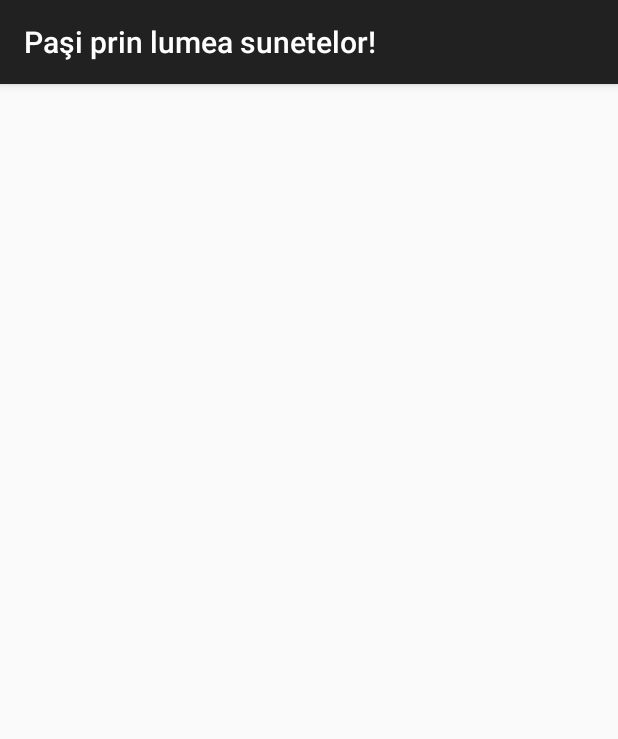
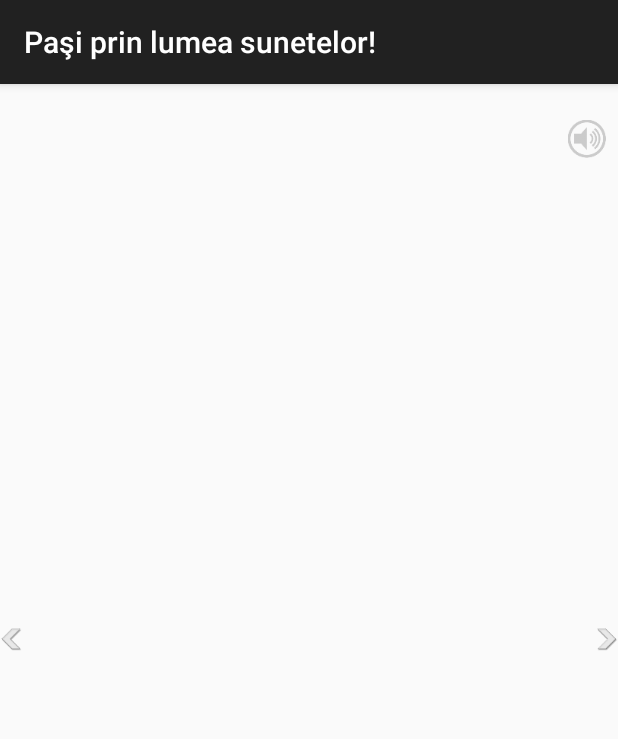
Before and after one commit to robapaul88/logoped, an Android app: the fragment WordImageFragment shown on its own in the app's theme, on a phone screen of 412 x 824 dp. Shown: the top 739 px of the screen. Run offline under Robolectric (Android 15) with nearby library versions, the phone set to English and light mode, and no system bars; 1 statement that could not run was skipped.

Commit message:
Rezolvat toate problemele din versiunea 1

```diff
--- a/app/src/main/java/com/android/logoped/WordImageFragment.java
+++ b/app/src/main/java/com/android/logoped/WordImageFragment.java
@@ -1,5 +1,6 @@
 package com.android.logoped;
 
+import android.app.Activity;
 import android.graphics.Bitmap;
 import android.graphics.drawable.BitmapDrawable;
 import android.graphics.drawable.Drawable;
@@ -25,6 +26,12 @@ import com.android.logoped.utils.ImageUtils;
  */
 public class WordImageFragment extends Fragment implements View.OnClickListener {
 
+    public interface OnArrowPressListener {
+        public void onLeftArrowPressed();
+
+        public void onRightArrowPressed();
+    }
+
     private static final String EXTRA_WORD_TO_DISPLAY = "EXTRA_WORD_TO_DISPLAY";
     private static final String TAG = WordImageFragment.class.getSimpleName();
 
@@ -32,6 +39,7 @@ public class WordImageFragment extends Fragment implements View.OnClickListener
     private TextView mTextView;
     private Word mDisplayedWord;
     private BitmapWorkerTask mBitmapTask;
+    private OnArrowPressListener mListener;
 
     public static WordImageFragment newInstance(Word word) {
         WordImageFragment fragment = new WordImageFragment();
@@ -42,6 +50,12 @@ public class WordImageFragment extends Fragment implements View.OnClickListener
     }
 
     public WordImageFragment() {
+    }
+
+    @Override
+    public void onAttach(Activity activity) {
+        super.onAttach(activity);
+        mListener = (OnArrowPressListener) activity;
     }
 
     @Override
@@ -67,7 +81,9 @@ public class WordImageFragment extends Fragment implements View.OnClickListener
                 mTextView.setText(Html.fromHtml(wordName));
             }
         }
-        mImageView.setOnClickListener(this);
+        rootView.findViewById(R.id.main_frame).setOnClickListener(this);
+        rootView.findViewById(R.id.arrow_left).setOnClickListener(this);
+        rootView.findViewById(R.id.arrow_right).setOnClickListener(this);
         return rootView;
     }
 
@@ -86,11 +102,10 @@ public class WordImageFragment extends Fragment implements View.OnClickListener
 
     @Override
     public void onClick(View v) {
-        if (v.getId() == R.id.imv_image) {
-            Log.d(TAG, "Playing sound:" + mDisplayedWord.getAudioName());
+        switch (v.getId()) {
+            case R.id.main_frame:
                 int soundId = AudioUtils.getRawResIdByName(getActivity(), mDisplayedWord.getAudioName());
                 if (soundId != 0) {
-                Log.d(TAG, "Actually playing sound!");
                     final MediaPlayer mp = MediaPlayer.create(getActivity(), soundId);
                     mp.setOnCompletionListener(new MediaPlayer.OnCompletionListener() {
                         @Override
@@ -101,6 +116,13 @@ public class WordImageFragment extends Fragment implements View.OnClickListener
                     });
                     mp.start();
                 }
+                break;
+            case R.id.arrow_left:
+                mListener.onLeftArrowPressed();
+                break;
+            case R.id.arrow_right:
+                mListener.onRightArrowPressed();
+                break;
         }
     }
 }
--- a/app/src/main/res/layout/activity_main.xml
+++ b/app/src/main/res/layout/activity_main.xml
@@ -24,12 +24,14 @@
             android:layout_marginRight="5dp"
             android:scaleType="centerInside"
             android:layout_weight="0.5"
+            android:soundEffectsEnabled="false"
             android:src="@drawable/wrong" />
 
         <ImageButton
             android:id="@+id/btn_right"
             android:layout_width="0dp"
             android:layout_height="50dp"
+            android:soundEffectsEnabled="false"
             android:layout_marginLeft="5dp"
             android:src="@drawable/right"
             android:scaleType="centerInside"
--- a/app/src/main/res/layout/fragment_main.xml
+++ b/app/src/main/res/layout/fragment_main.xml
@@ -3,19 +3,54 @@
     android:layout_width="match_parent"
     android:layout_height="match_parent"
     android:paddingBottom="@dimen/activity_vertical_margin"
-    android:paddingLeft="@dimen/activity_horizontal_margin"
-    android:paddingRight="@dimen/activity_horizontal_margin"
     android:paddingTop="@dimen/activity_vertical_margin"
     android:orientation="vertical"
     android:gravity="center_horizontal"
     tools:context=".MainActivity$PlaceholderFragment">
 
-    <ImageView
-        android:id="@+id/imv_image"
+    <FrameLayout
+        android:id="@+id/main_frame"
         android:layout_width="match_parent"
         android:layout_height="0dp"
-        android:layout_weight="1"
-        android:contentDescription="@null" />
+        android:layout_weight="1">
+
+        <ImageView
+            android:id="@+id/imv_image"
+            android:layout_width="match_parent"
+            android:layout_height="match_parent"
+            android:padding="@dimen/activity_vertical_margin"
+            android:contentDescription="@null" />
+
+        <ImageView
+            android:layout_width="wrap_content"
+            android:layout_height="wrap_content"
+            android:padding="@dimen/normal_padding"
+            android:layout_gravity="top|right"
+            android:src="@drawable/sf_icon"
+            android:contentDescription="@null" />
+
+        <ImageView
+            android:id="@+id/arrow_left"
+            android:layout_width="wrap_content"
+            android:layout_height="wrap_content"
+            android:src="@drawable/swipe_left"
+            android:paddingRight="@dimen/activity_vertical_margin"
+            android:paddingTop="@dimen/activity_vertical_margin"
+            android:paddingBottom="@dimen/activity_vertical_margin"
+            android:layout_gravity="left|center_vertical"
+            android:contentDescription="@null" />
+
+        <ImageView
+            android:id="@+id/arrow_right"
+            android:layout_width="wrap_content"
+            android:layout_height="wrap_content"
+            android:src="@drawable/swipe_right"
+            android:paddingLeft="@dimen/activity_vertical_margin"
+            android:paddingTop="@dimen/activity_vertical_margin"
+            android:paddingBottom="@dimen/activity_vertical_margin"
+            android:layout_gravity="right|center_vertical"
+            android:contentDescription="@null" />
+    </FrameLayout>
 
     <TextView
         android:id="@+id/word_name_tv"
--- a/app/src/main/res/values/dimens.xml
+++ b/app/src/main/res/values/dimens.xml
@@ -2,4 +2,5 @@
     <!-- Default screen margins, per the Android Design guidelines. -->
     <dimen name="activity_horizontal_margin">16dp</dimen>
     <dimen name="activity_vertical_margin">16dp</dimen>
+    <dimen name="normal_padding">8dp</dimen>
 </resources>
```
Also changed, not shown: app/src/main/java/com/android/logoped/MainActivity.java (+13 -1 lines), app/src/main/res/layout/initial_layout.xml (+8 -8 lines), app/src/main/res/drawable-xxxhdpi/sf_icon.png (added), app/src/main/res/drawable-xxxhdpi/swipe_left.png (added), app/src/main/res/drawable-xxxhdpi/swipe_right.png (added). Lines whose indentation alone changed are shown as unchanged.
